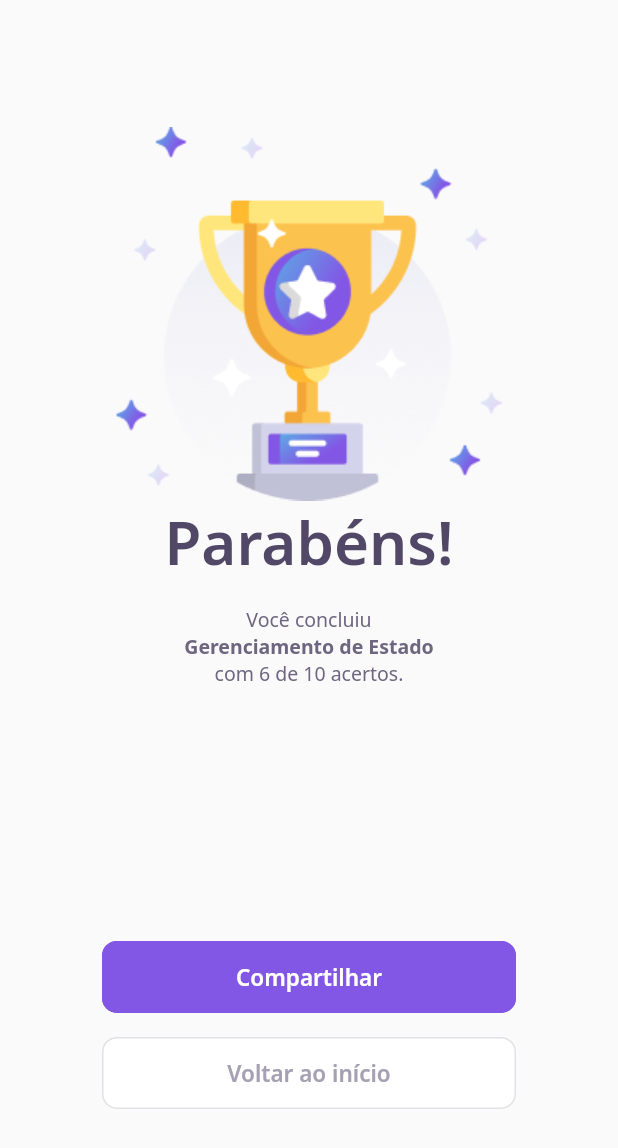
After one commit to SouzaLuiz/dev-quiz, a Flutter app: the ResultPage screen opened directly, on a phone screen of 412 x 824 dp. The commit adds this screen. Shown: the top 1148 px of the screen. Run offline on Flutter 3.47's test engine with Material 2 defaults, Android fonts, the phone set to English and light mode, and no system bars; our stand-ins replace google_fonts; accounts and stored records are empty; network calls fail.

Commit message:
feat: create result page

```diff
--- a/lib/challenge/challenge_page.dart
+++ b/lib/challenge/challenge_page.dart
@@ -2,6 +2,7 @@ import 'package:dev_quiz/challenge/challenge-controller.dart';
 import 'package:dev_quiz/challenge/widgets/next-button/next-button-widget.dart';
 import 'package:dev_quiz/challenge/widgets/question_indicator/question_indicator_widget.dart';
 import 'package:dev_quiz/challenge/widgets/quiz/quiz_widget.dart';
+import 'package:dev_quiz/result/result_page.dart';
 import 'package:dev_quiz/shared/models/question-model.dart';
 import 'package:flutter/material.dart';
 
@@ -51,7 +52,12 @@ class _ChallengePageState extends State<ChallengePage> {
   }
 
   void handleFinishQuiz(BuildContext context) {
-    Navigator.pop(context);
+    Navigator.push(
+      context,
+      MaterialPageRoute(
+        builder: (_) => ResultPage(),
+      ),
+    );
   }
 
   void handleClickButton(BuildContext context) {
--- a/lib/challenge/widgets/next-button/next-button-widget.dart
+++ b/lib/challenge/widgets/next-button/next-button-widget.dart
@@ -37,6 +37,14 @@ class NextButtonWidget extends StatelessWidget {
         this.onTap = onTap,
         this.label = label;
 
+  NextButtonWidget.purple({required String label, required VoidCallback onTap})
+      : this.backgroundColor = AppColors.purple,
+        this.fontColor = AppColors.white,
+        this.borderColor = AppColors.purple,
+        this.overlayColor = AppColors.purpleLight,
+        this.onTap = onTap,
+        this.label = label;
+
   @override
   Widget build(BuildContext context) {
     return Container(
--- a/lib/core/app_colors.dart
+++ b/lib/core/app_colors.dart
@@ -2,6 +2,7 @@ import 'package:flutter/material.dart';
 
 class AppColors {
   static final Color purple = Color(0xFF8257E5);
+  static final Color purpleLight = Color(0xFF9471E3);
   static final Color white = Color(0xFFFFFFFF);
   static final Color black = Color(0xFF514766);
   static final Color grey = Color(0xFF6E6680);
--- /dev/null
+++ b/lib/result/result_page.dart
@@ -0,0 +1,81 @@
+import 'package:dev_quiz/challenge/widgets/next-button/next-button-widget.dart';
+import 'package:dev_quiz/core/app_images.dart';
+import 'package:dev_quiz/core/app_text_styles.dart';
+import 'package:flutter/material.dart';
+import 'package:flutter/widgets.dart';
+
+class ResultPage extends StatelessWidget {
+  const ResultPage({Key? key}) : super(key: key);
+
+  @override
+  Widget build(BuildContext context) {
+    return Scaffold(
+      body: Container(
+        width: double.maxFinite,
+        child: Column(
+          mainAxisAlignment: MainAxisAlignment.spaceAround,
+          crossAxisAlignment: CrossAxisAlignment.center,
+          children: [
+            Column(
+              children: [
+                Image.asset(AppImages.trophy),
+                Text(
+                  'Parabéns!',
+                  style: AppTextStyles.heading40,
+                ),
+                SizedBox(height: 16),
+                Text.rich(
+                  TextSpan(
+                    text: "Você concluiu ",
+                    style: AppTextStyles.body,
+                    children: [
+                      TextSpan(
+                        text: "\nGerenciamento de Estado",
+                        style: AppTextStyles.bodyBold,
+                      ),
+                      TextSpan(
+                        text: "\ncom 6 de 10 acertos.",
+                        style: AppTextStyles.body,
+                      ),
+                    ],
+                  ),
+                  textAlign: TextAlign.center,
+                ),
+              ],
+            ),
+            Column(
+              children: [
+                Row(
+                  children: [
+                    Expanded(
+                      child: Padding(
+                        padding: const EdgeInsets.symmetric(horizontal: 68),
+                        child: NextButtonWidget.purple(
+                            label: "Compartilhar", onTap: () {}),
+                      ),
+                    ),
+                  ],
+                ),
+                SizedBox(height: 16),
+                Row(
+                  children: [
+                    Expanded(
+                      child: Padding(
+                        padding: const EdgeInsets.symmetric(horizontal: 68),
+                        child: NextButtonWidget.white(
+                            label: "Voltar ao início",
+                            onTap: () {
+                              Navigator.pop(context);
+                            }),
+                      ),
+                    ),
+                  ],
+                ),
+              ],
+            ),
+          ],
+        ),
+      ),
+    );
+  }
+}
```
Also changed, not shown: assets/images/trophy.png.
